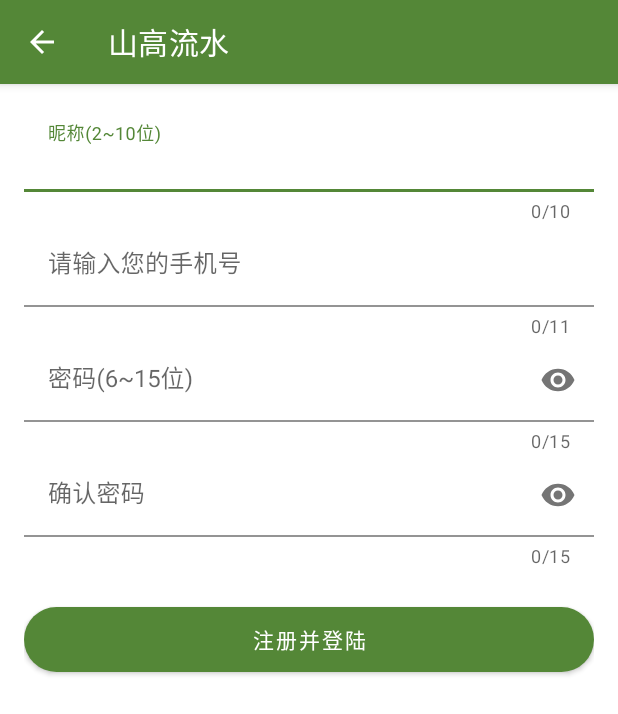
After one commit to hot-zhy/cloud-music, an Android app: the RegisterActivity screen opened directly, with no data from a screen before it, on a phone screen of 412 x 824 dp. The commit adds this screen. Shown: the top 714 px of the screen. Run offline under Robolectric (Android 15) with nearby library versions, the phone set to English and light mode, and no system bars.

Commit message:
完成用户注册参数校验

```diff
--- a/app/src/main/AndroidManifest.xml
+++ b/app/src/main/AndroidManifest.xml
@@ -24,6 +24,9 @@
         android:theme="@style/SuperUI.NoActionBar"
         android:usesCleartextTraffic="true"
         tools:targetApi="31">
+        <activity
+            android:name=".RegisterActivity"
+            android:exported="false" />
         <activity
             android:name=".UserDetailActivity"
             android:exported="false" />
--- a/app/src/main/java/com/zhy/zhycloudmusic/LoginActivity.java
+++ b/app/src/main/java/com/zhy/zhycloudmusic/LoginActivity.java
@@ -51,6 +51,7 @@ public class LoginActivity extends BaseLoginActivity<ActivityLoginBinding> {
                 login(param);
             }
         });
+        binding.register.setOnClickListener(v -> startActivity(RegisterActivity.class));
 
     }
 }
--- /dev/null
+++ b/app/src/main/java/com/zhy/zhycloudmusic/RegisterActivity.java
@@ -0,0 +1,86 @@
+package com.zhy.zhycloudmusic;
+
+import androidx.appcompat.app.AppCompatActivity;
+
+import android.os.Bundle;
+import android.view.View;
+
+import com.zhy.superUI.reflect.toast.SuperToast;
+import com.zhy.super_ja.RegularUtil;
+import com.zhy.zhycloudmusic.databinding.ActivityRegisterBinding;
+import com.zhy.zhycloudmusic.util.StringUtil;
+
+import org.apache.commons.lang3.StringUtils;
+
+import java.util.Locale;
+
+/**
+ * 注册界面,注册完后自动登录
+ */
+public class RegisterActivity extends BaseLoginActivity<ActivityRegisterBinding> {
+    @Override
+    protected void initListeners() {
+        super.initListeners();
+        //点击注册
+        binding.primary.setOnClickListener(new View.OnClickListener() {
+            @Override
+            public void onClick(View v) {
+                //校验参数
+                String nickname = binding.nickname.getText().toString().trim();
+                if(StringUtils.isBlank(nickname)){
+                    SuperToast.show(R.string.enter_nickname);
+                    return;
+                }
+                if(!StringUtil.isNickName(nickname)){
+                    //在输入框处直接显示错误
+                    binding.nicknameInput.setError(getString(R.string.error_nickname_format));
+                    return;
+                }
+                //手机号
+                String phone = binding.phone.getText().toString().trim();
+                if (StringUtils.isBlank(phone)) {
+                    SuperToast.show(R.string.enter_phone);
+                    return;
+                }
+
+                //手机号格式
+                if (!RegularUtil.isPhone(phone)) {
+                    SuperToast.show(R.string.error_phone_format);
+                    return;
+                }
+
+                //密码
+                String password = binding.password.getText().toString().trim();
+                if (StringUtils.isBlank(password)) {
+                    SuperToast.show(R.string.enter_password);
+                    return;
+                }
+
+                //密码格式
+                if (!StringUtil.isPassword(password)) {
+                    SuperToast.show(R.string.error_password_format);
+                    return;
+                }
+
+                //确认密码
+                String confirmPassword = binding.confirmPassword.getText().toString().trim();
+                if (StringUtils.isBlank(confirmPassword)) {
+                    SuperToast.show(R.string.enter_confirm_password);
+                    return;
+                }
+
+                //确认密码格式
+                if (!StringUtil.isPassword(confirmPassword)) {
+                    SuperToast.show(R.string.error_confirm_password_format);
+                    return;
+                }
+
+                //判断密码和确认密码是否一样
+                if (!password.equals(confirmPassword)) {
+                    SuperToast.show(R.string.error_confirm_password);
+                    return;
+                }
+            }
+        });
+    }
+}
--- a/app/src/main/java/com/zhy/zhycloudmusic/util/StringUtil.java
+++ b/app/src/main/java/com/zhy/zhycloudmusic/util/StringUtil.java
@@ -7,4 +7,8 @@ public class StringUtil {
     public static boolean isPassword(String password) {
         return password.length()>=6&&password.length()<=15;
     }
+
+    public static boolean isNickName(String nickname) {
+        return nickname.length()>=2&&nickname.length()<=10;
+    }
 }
--- /dev/null
+++ b/app/src/main/res/layout/activity_register.xml
@@ -0,0 +1,98 @@
+<?xml version="1.0" encoding="utf-8"?>
+<androidx.coordinatorlayout.widget.CoordinatorLayout xmlns:android="http://schemas.android.com/apk/res/android"
+    xmlns:app="http://schemas.android.com/apk/res-auto"
+    xmlns:tools="http://schemas.android.com/tools"
+    android:layout_width="match_parent"
+    android:layout_height="match_parent"
+    tools:context=".RegisterActivity">
+    <include layout="@layout/toolbar"/>
+    <LinearLayout
+        android:layout_margin="@dimen/padding_outer"
+        android:orientation="vertical"
+        app:layout_behavior="@string/appbar_scrolling_view_behavior"
+        android:layout_width="match_parent"
+        android:layout_height="match_parent">
+<!--        安卓官方输入框-->
+        <com.google.android.material.textfield.TextInputLayout
+            android:id="@+id/nicknameInput"
+            android:layout_width="match_parent"
+            android:layout_height="wrap_content"
+            android:hint="@string/enter_nickname"
+            app:counterEnabled="true"
+            app:counterMaxLength="10"
+            app:errorEnabled="true"
+            >
+            <EditText
+                android:id="@+id/nickname"
+                android:background="@color/white"
+                android:layout_width="match_parent"
+                android:layout_height="wrap_content"
+                />
+        </com.google.android.material.textfield.TextInputLayout>
+        <com.google.android.material.textfield.TextInputLayout
+            android:layout_width="match_parent"
+            android:layout_height="wrap_content"
+            android:hint="@string/enter_phone"
+            app:counterEnabled="true"
+            app:counterMaxLength="11"
+            app:errorEnabled="true"
+            >
+            <EditText
+                android:id="@+id/phone"
+                android:background="@color/white"
+                android:layout_width="match_parent"
+                android:layout_height="wrap_content"
+                />
+        </com.google.android.material.textfield.TextInputLayout>
+
+        <com.google.android.material.textfield.TextInputLayout
+            android:id="@+id/password_layout"
+            android:layout_width="match_parent"
+            android:layout_height="wrap_content"
+            android:hint="@string/enter_password"
+            app:counterEnabled="true"
+            app:counterMaxLength="15"
+            app:errorEnabled="true"
+            app:passwordToggleEnabled="true">
+
+            <EditText
+                android:id="@+id/password"
+                android:layout_width="match_parent"
+                android:layout_height="wrap_content"
+                android:background="@color/white"
+                android:inputType="textPassword" />
+
+        </com.google.android.material.textfield.TextInputLayout>
+
+        <com.google.android.material.textfield.TextInputLayout
+            android:id="@+id/confirm_password_layout"
+            android:layout_width="match_parent"
+            android:layout_height="wrap_content"
+            android:hint="@string/enter_confirm_password"
+            app:counterEnabled="true"
+            app:counterMaxLength="15"
+            app:errorEnabled="true"
+            app:passwordToggleEnabled="true">
+
+            <EditText
+                android:id="@+id/confirm_password"
+                android:layout_width="match_parent"
+                android:layout_height="wrap_content"
+                android:background="@color/white"
+                android:inputType="textPassword" />
+
+        </com.google.android.material.textfield.TextInputLayout>
+        <com.google.android.material.button.MaterialButton
+            android:id="@+id/primary"
+            android:layout_marginTop="@dimen/d20"
+            android:layout_width="match_parent"
+            android:layout_height="wrap_content"
+            android:text="@string/register_and_login"
+            app:cornerRadius="@dimen/d27_5"
+            android:height="@dimen/d55">
+
+        </com.google.android.material.button.MaterialButton>
+    </LinearLayout>
+
+
+</androidx.coordinatorlayout.widget.CoordinatorLayout>
```
